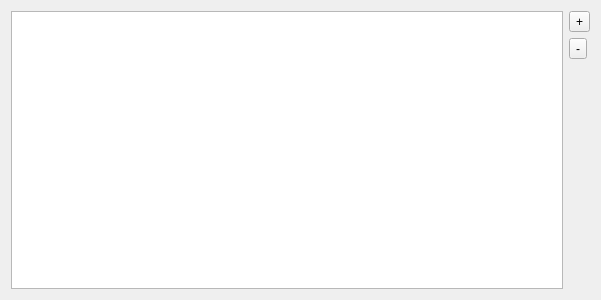
gis-support/qgis_attachments, file editor/widget.ui: the form before one commit.
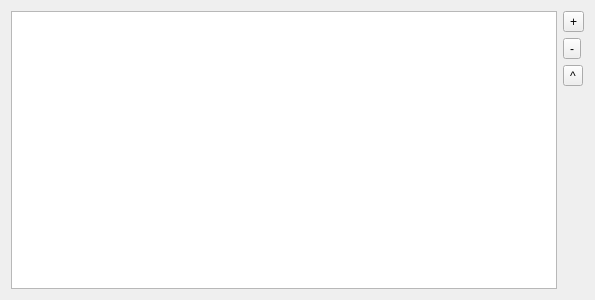
The form after the commit.

The edit to the form file:
```diff
--- a/editor/widget.ui
+++ b/editor/widget.ui
@@ -6,7 +6,7 @@
    <rect>
     <x>0</x>
     <y>0</y>
-    <width>601</width>
+    <width>595</width>
     <height>300</height>
    </rect>
   </property>
@@ -48,6 +48,13 @@
          </property>
         </widget>
        </item>
+       <item>
+        <widget class="QToolButton" name="btnDownloadAll">
+         <property name="text">
+          <string>^</string>
+         </property>
+        </widget>
+       </item>
        <item>
         <spacer name="verticalSpacer">
          <property name="orientation">
```
